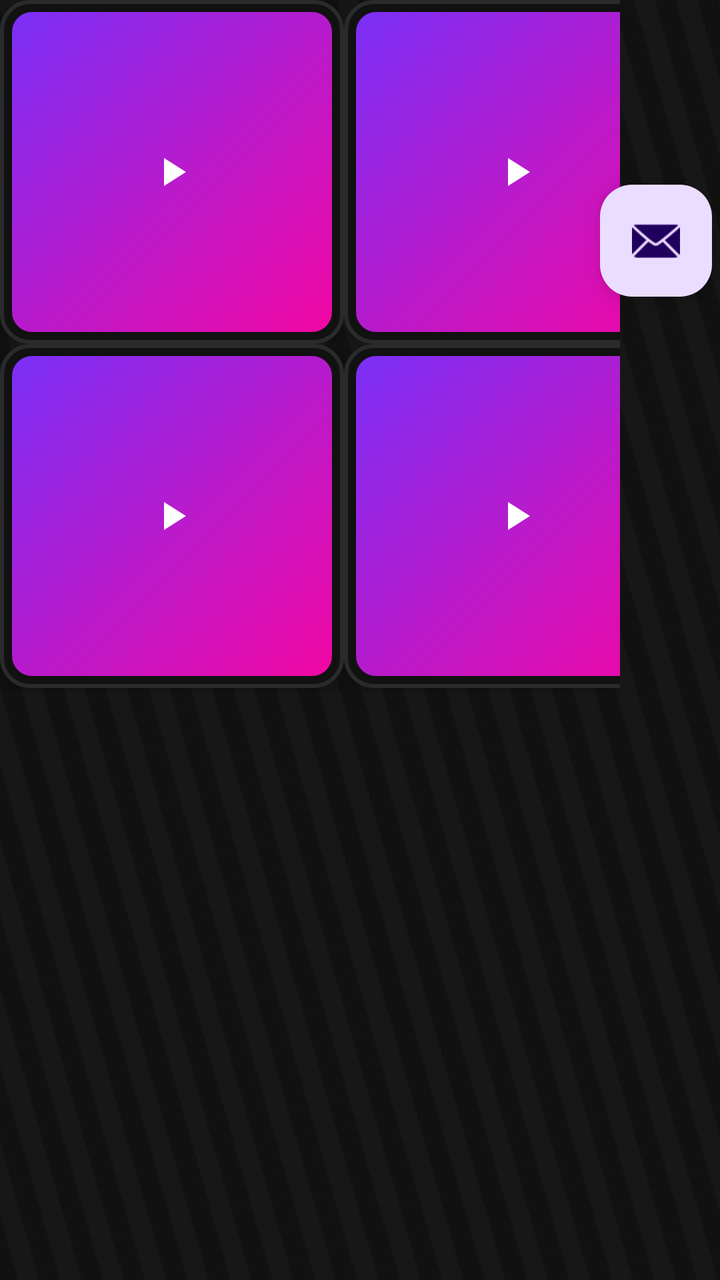
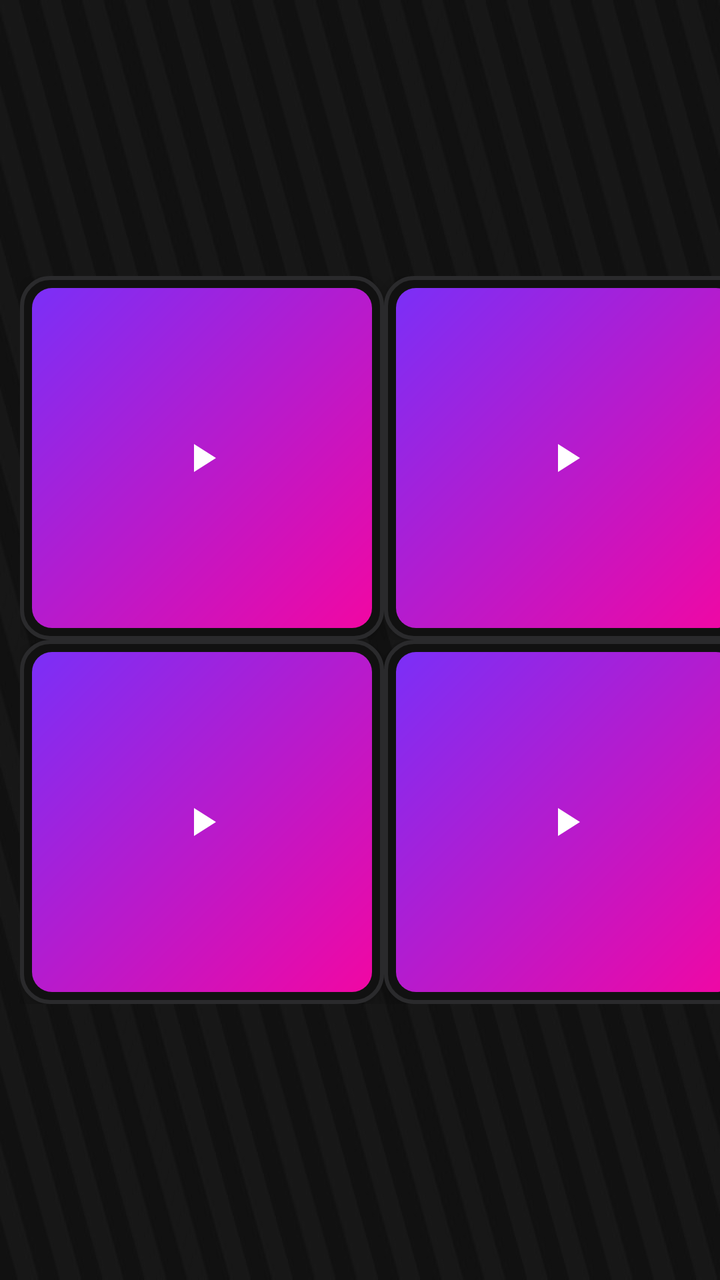

Screens rendered from an Android XML layout before and after an edit, with the pre-edit source and the edit as a unified diff.
<!-- AndroidManifest.xml: activity theme Theme.EchoShowStreamdeck -->
<!-- res/layout/activity_main.xml -->
<?xml version="1.0" encoding="utf-8"?>
<androidx.constraintlayout.widget.ConstraintLayout xmlns:android="http://schemas.android.com/apk/res/android"
    xmlns:app="http://schemas.android.com/apk/res-auto"
    xmlns:tools="http://schemas.android.com/tools"
    android:id="@+id/main"
    android:layout_width="match_parent"
    android:layout_height="match_parent"
    android:fitsSystemWindows="true"
    tools:context=".MainActivity">

    <ImageView
        android:id="@+id/imageView"
        android:layout_width="match_parent"
        android:layout_height="match_parent"
        android:contentDescription="TEST"
        android:scaleType="fitXY"
        app:srcCompat="@drawable/deck_background"
        tools:layout_editor_absoluteX="-43dp"
        tools:layout_editor_absoluteY="-40dp" />

    <com.google.android.material.floatingactionbutton.FloatingActionButton
        android:id="@+id/fab"
        android:layout_width="wrap_content"
        android:layout_height="wrap_content"
        android:layout_marginEnd="4dp"
        android:contentDescription="TEST"
        app:layout_constraintBottom_toBottomOf="parent"
        app:layout_constraintEnd_toEndOf="parent"
        app:layout_constraintTop_toTopOf="parent"
        app:layout_constraintVertical_bias="0.158"
        app:srcCompat="@android:drawable/ic_dialog_email"
        tools:ignore="SpeakableTextPresentCheck" />

    <com.google.android.material.appbar.AppBarLayout
        android:id="@+id/appBarLayout"
        android:layout_width="0dp"
        android:layout_height="wrap_content"
        android:fitsSystemWindows="true"
        app:layout_constraintBottom_toTopOf="parent"
        app:layout_constraintEnd_toEndOf="parent"
        app:layout_constraintStart_toStartOf="parent"
        app:layout_constraintTop_toTopOf="parent" />

    <include
        android:id="@+id/include"
        layout="@layout/content_main"
        android:layout_width="wrap_content"
        android:layout_height="wrap_content"
        app:layout_constraintBottom_toTopOf="parent"
        app:layout_constraintEnd_toStartOf="parent"
        app:layout_constraintStart_toStartOf="parent"
        app:layout_constraintTop_toTopOf="parent" />

    <LinearLayout
        android:layout_width="0dp"
        android:layout_height="0dp"
        android:layout_marginEnd="50dp"
        android:orientation="vertical"
        app:layout_constraintBottom_toBottomOf="parent"
        app:layout_constraintEnd_toEndOf="parent"
        app:layout_constraintHorizontal_bias="1.0"
        app:layout_constraintStart_toStartOf="parent"
        app:layout_constraintTop_toTopOf="parent"
        app:layout_constraintVertical_bias="0.0">

        <LinearLayout
            android:layout_width="match_parent"
            android:layout_height="172dp"
            android:orientation="horizontal">

            <ImageButton
                android:id="@+id/key1"
                android:layout_width="172dp"
                android:layout_height="172dp"
                android:background="@drawable/key_button"
                android:contentDescription="Play"
                android:elevation="6dp"
                android:padding="26dp"
                android:scaleType="centerInside"
                android:src="@drawable/ic_play"
                android:hapticFeedbackEnabled="true"
                app:tint="@android:color/white" />

            <ImageButton
                android:id="@+id/key2"
                android:layout_width="172dp"
                android:layout_height="172dp"
                android:layout_weight="0"
                android:background="@drawable/key_button"
                android:contentDescription="Play"
                android:elevation="6dp"
                android:padding="26dp"
                android:scaleType="centerInside"
                android:src="@drawable/ic_play"
                android:hapticFeedbackEnabled="true"
                app:tint="@android:color/white" />

            <ImageButton
                android:id="@+id/key3"
                android:layout_width="172dp"
                android:layout_height="172dp"
                android:layout_weight="0"
                android:background="@drawable/key_button"
                android:contentDescription="Play"
                android:elevation="6dp"
                android:padding="26dp"
                android:scaleType="centerInside"
                android:src="@drawable/ic_play"
                android:hapticFeedbackEnabled="true"
                app:tint="@android:color/white" />

            <ImageButton
                android:id="@+id/key4"
                android:layout_width="172dp"
                android:layout_height="172dp"
                android:layout_weight="0"
                android:background="@drawable/key_button"
                android:contentDescription="Play"
                android:elevation="6dp"
                android:padding="26dp"
                android:scaleType="centerInside"
                android:src="@drawable/ic_play"
                android:hapticFeedbackEnabled="true"
                app:tint="@android:color/white" />

        </LinearLayout>

        <LinearLayout
            android:layout_width="match_parent"
            android:layout_height="174dp"
            android:orientation="horizontal">

            <ImageButton
                android:id="@+id/key5"
                android:layout_width="172dp"
                android:layout_height="172dp"
                android:layout_weight="0"
                android:background="@drawable/key_button"
                android:contentDescription="Play"
                android:elevation="6dp"
                android:padding="26dp"
                android:scaleType="centerInside"
                android:src="@drawable/ic_play"
                android:hapticFeedbackEnabled="true"
                app:tint="@android:color/white" />

            <ImageButton
                android:id="@+id/key6"
                android:layout_width="172dp"
                android:layout_height="172dp"
                android:layout_weight="0"
                android:background="@drawable/key_button"
                android:contentDescription="Play"
                android:elevation="6dp"
                android:padding="26dp"
                android:scaleType="centerInside"
                android:src="@drawable/ic_play"
                android:hapticFeedbackEnabled="true"
                app:tint="@android:color/white" />

            <ImageButton
                android:id="@+id/key7"
                android:layout_width="172dp"
                android:layout_height="172dp"
                android:layout_weight="0"
                android:background="@drawable/key_button"
                android:contentDescription="Play"
                android:elevation="6dp"
                android:padding="26dp"
                android:scaleType="centerInside"
                android:src="@drawable/ic_play"
                android:hapticFeedbackEnabled="true"
                app:tint="@android:color/white" />

            <ImageButton
                android:id="@+id/key8"
                android:layout_width="172dp"
                android:layout_height="172dp"
                android:layout_weight="0"
                android:background="@drawable/key_button"
                android:contentDescription="Play"
                android:elevation="6dp"
                android:padding="26dp"
                android:scaleType="centerInside"
                android:src="@drawable/ic_play"
                android:hapticFeedbackEnabled="true"
                app:tint="@android:color/white" />
        </LinearLayout>

    </LinearLayout>

</androidx.constraintlayout.widget.ConstraintLayout>
<!-- res/layout/content_main.xml (included above) -->
<?xml version="1.0" encoding="utf-8"?>
<androidx.constraintlayout.widget.ConstraintLayout xmlns:android="http://schemas.android.com/apk/res/android"
    xmlns:app="http://schemas.android.com/apk/res-auto"
    android:layout_width="match_parent"
    android:layout_height="match_parent"
    app:layout_behavior="@string/appbar_scrolling_view_behavior">

    <androidx.fragment.app.FragmentContainerView
        android:id="@+id/nav_host_fragment_content_main"
        android:name="androidx.navigation.fragment.NavHostFragment"
        android:layout_width="0dp"
        android:layout_height="0dp"
        app:defaultNavHost="true"
        app:layout_constraintBottom_toBottomOf="parent"
        app:layout_constraintEnd_toEndOf="parent"
        app:layout_constraintStart_toStartOf="parent"
        app:layout_constraintTop_toTopOf="parent"
        app:navGraph="@navigation/nav_graph" />
</androidx.constraintlayout.widget.ConstraintLayout>
<!-- resources referenced by this layout -->
<resources>
  <!-- drawable deck_background: jpeg bitmap (drawable, 34331 bytes) -->
  <!-- drawable ic_play (drawable) -->
  <vector xmlns:android="http://schemas.android.com/apk/res/android"
      android:width="24dp"
      android:height="24dp"
      android:viewportWidth="24"
      android:viewportHeight="24">
      <path
          android:fillColor="#FFFFFF"
          android:pathData="M8,5v14l11,-7z" />
  </vector>
  <!-- drawable key_button (drawable) -->
  <?xml version="1.0" encoding="utf-8"?>
  <ripple xmlns:android="http://schemas.android.com/apk/res/android"
      android:color="#55FFFFFF">
  
      <item>
          <layer-list>
              
              <item>
                  <shape android:shape="rectangle">
                      <solid android:color="#111111" />
                      <corners android:radius="14dp" />
                      <stroke android:width="2dp" android:color="#2A2A2C" />
                  </shape>
              </item>
              
              <item
                  android:left="6dp"
                  android:top="6dp"
                  android:right="6dp"
                  android:bottom="6dp">
                  <shape android:shape="rectangle">
                      <gradient
                          android:startColor="#7B2FF7"
                          android:endColor="#F107A3"
                          android:angle="315" />
                      <corners android:radius="10dp" />
                  </shape>
              </item>
          </layer-list>
      </item>
  
      
      <item android:id="@android:id/mask">
          <shape android:shape="rectangle">
              <solid android:color="#FFFFFF" />
              <corners android:radius="14dp" />
          </shape>
      </item>
  </ripple>
  <style name="Theme.EchoShowStreamdeck" parent="Base.Theme.EchoShowStreamdeck" />
  <style name="Base.Theme.EchoShowStreamdeck" parent="Theme.Material3.DayNight.NoActionBar">
          
          
      </style>
</resources>

<!-- the commit's change to res/layout/activity_main.xml (unified diff, before → after) -->
@@ -18,19 +18,6 @@
         tools:layout_editor_absoluteX="-43dp"
         tools:layout_editor_absoluteY="-40dp" />
 
-    <com.google.android.material.floatingactionbutton.FloatingActionButton
-        android:id="@+id/fab"
-        android:layout_width="wrap_content"
-        android:layout_height="wrap_content"
-        android:layout_marginEnd="4dp"
-        android:contentDescription="TEST"
-        app:layout_constraintBottom_toBottomOf="parent"
-        app:layout_constraintEnd_toEndOf="parent"
-        app:layout_constraintTop_toTopOf="parent"
-        app:layout_constraintVertical_bias="0.158"
-        app:srcCompat="@android:drawable/ic_dialog_email"
-        tools:ignore="SpeakableTextPresentCheck" />
-
     <com.google.android.material.appbar.AppBarLayout
         android:id="@+id/appBarLayout"
         android:layout_width="0dp"
@@ -52,141 +39,201 @@
         app:layout_constraintTop_toTopOf="parent" />
 
     <LinearLayout
+        android:id="@+id/linearLayout"
+        android:layout_width="wrap_content"
+        android:layout_height="wrap_content"
+        android:layout_marginStart="10dp"
+        android:orientation="vertical"
+        app:layout_constraintBottom_toBottomOf="@+id/imageView"
+        app:layout_constraintEnd_toEndOf="parent"
+        app:layout_constraintHorizontal_bias="0.0"
+        app:layout_constraintStart_toStartOf="parent"
+        app:layout_constraintTop_toTopOf="parent">
+
+        <LinearLayout
+            android:layout_width="match_parent"
+            android:layout_height="wrap_content"
+            android:orientation="horizontal">
+
+            <ImageButton
+                android:id="@+id/layout_1_button_1"
+                android:layout_width="182dp"
+                android:layout_height="182dp"
+                android:background="@drawable/key_button"
+                android:contentDescription="Play"
+                android:elevation="6dp"
+                android:hapticFeedbackEnabled="true"
+                android:padding="26dp"
+                android:scaleType="centerInside"
+                android:src="@drawable/ic_play"
+                app:tint="@android:color/white" />
+
+            <ImageButton
+                android:id="@+id/layout_1_button_2"
+                android:layout_width="182dp"
+                android:layout_height="182dp"
+                android:layout_weight="0"
+                android:background="@drawable/key_button"
+                android:contentDescription="Play"
+                android:elevation="6dp"
+                android:hapticFeedbackEnabled="true"
+                android:padding="26dp"
+                android:scaleType="centerInside"
+                android:src="@drawable/ic_play"
+                app:tint="@android:color/white" />
+
+            <ImageButton
+                android:id="@+id/layout_1_button_3"
+                android:layout_width="182dp"
+                android:layout_height="182dp"
+                android:layout_weight="0"
+                android:background="@drawable/key_button"
+                android:contentDescription="Play"
+                android:elevation="6dp"
+                android:hapticFeedbackEnabled="true"
+                android:padding="26dp"
+                android:scaleType="centerInside"
+                android:src="@drawable/ic_play"
+                app:tint="@android:color/white" />
+
+            <ImageButton
+                android:id="@+id/layout_1_button_4"
+                android:layout_width="182dp"
+                android:layout_height="182dp"
+                android:layout_weight="0"
+                android:background="@drawable/key_button"
+                android:contentDescription="Play"
+                android:elevation="6dp"
+                android:hapticFeedbackEnabled="true"
+                android:padding="26dp"
+                android:scaleType="centerInside"
+                android:src="@drawable/ic_play"
+                app:tint="@android:color/white" />
+
+        </LinearLayout>
+
+        <LinearLayout
+            android:layout_width="match_parent"
+            android:layout_height="wrap_content"
+            android:orientation="horizontal">
+
+            <ImageButton
+                android:id="@+id/layout_1_button_5"
+                android:layout_width="182dp"
+                android:layout_height="182dp"
+                android:layout_weight="0"
+                android:background="@drawable/key_button"
+                android:contentDescription="Play"
+                android:elevation="6dp"
+                android:hapticFeedbackEnabled="true"
+                android:padding="26dp"
+                android:scaleType="centerInside"
+                android:src="@drawable/ic_play"
+                app:tint="@android:color/white" />
+
+            <ImageButton
+                android:id="@+id/layout_1_button_6"
+                android:layout_width="182dp"
+                android:layout_height="182dp"
+                android:layout_weight="0"
+                android:background="@drawable/key_button"
+                android:contentDescription="Play"
+                android:elevation="6dp"
+                android:hapticFeedbackEnabled="true"
+                android:padding="26dp"
+                android:scaleType="centerInside"
+                android:src="@drawable/ic_play"
+                app:tint="@android:color/white" />
+
+            <ImageButton
+                android:id="@+id/layout_1_button_7"
+                android:layout_width="182dp"
+                android:layout_height="182dp"
+                android:layout_weight="0"
+                android:background="@drawable/key_button"
+                android:contentDescription="Play"
+                android:elevation="6dp"
+                android:hapticFeedbackEnabled="true"
+                android:padding="26dp"
+                android:scaleType="centerInside"
+                android:src="@drawable/ic_play"
+                app:tint="@android:color/white" />
+
+            <ImageButton
+                android:id="@+id/layout_1_button_8"
+                android:layout_width="182dp"
+                android:layout_height="182dp"
+                android:layout_weight="0"
+                android:background="@drawable/key_button"
+                android:contentDescription="Play"
+                android:elevation="6dp"
+                android:hapticFeedbackEnabled="true"
+                android:padding="26dp"
+                android:scaleType="centerInside"
+                android:src="@drawable/ic_play"
+                app:tint="@android:color/white" />
+        </LinearLayout>
+
+    </LinearLayout>
+
+    <LinearLayout
         android:layout_width="0dp"
         android:layout_height="0dp"
-        android:layout_marginEnd="50dp"
+        android:layout_marginEnd="10dp"
         android:orientation="vertical"
-        app:layout_constraintBottom_toBottomOf="parent"
-        app:layout_constraintEnd_toEndOf="parent"
-        app:layout_constraintHorizontal_bias="1.0"
-        app:layout_constraintStart_toStartOf="parent"
-        app:layout_constraintTop_toTopOf="parent"
-        app:layout_constraintVertical_bias="0.0">
-
-        <LinearLayout
-            android:layout_width="match_parent"
-            android:layout_height="172dp"
-            android:orientation="horizontal">
-
-            <ImageButton
-                android:id="@+id/key1"
-                android:layout_width="172dp"
-                android:layout_height="172dp"
-                android:background="@drawable/key_button"
-                android:contentDescription="Play"
-                android:elevation="6dp"
-                android:padding="26dp"
-                android:scaleType="centerInside"
-                android:src="@drawable/ic_play"
-                android:hapticFeedbackEnabled="true"
-                app:tint="@android:color/white" />
-
-            <ImageButton
-                android:id="@+id/key2"
-                android:layout_width="172dp"
-                android:layout_height="172dp"
-                android:layout_weight="0"
-                android:background="@drawable/key_button"
-                android:contentDescription="Play"
-                android:elevation="6dp"
-                android:padding="26dp"
-                android:scaleType="centerInside"
-                android:src="@drawable/ic_play"
-                android:hapticFeedbackEnabled="true"
-                app:tint="@android:color/white" />
-
-            <ImageButton
-                android:id="@+id/key3"
-                android:layout_width="172dp"
-                android:layout_height="172dp"
-                android:layout_weight="0"
-                android:background="@drawable/key_button"
-                android:contentDescription="Play"
-                android:elevation="6dp"
-                android:padding="26dp"
-                android:scaleType="centerInside"
-                android:src="@drawable/ic_play"
-                android:hapticFeedbackEnabled="true"
-                app:tint="@android:color/white" />
-
-            <ImageButton
-                android:id="@+id/key4"
-                android:layout_width="172dp"
-                android:layout_height="172dp"
-                android:layout_weight="0"
-                android:background="@drawable/key_button"
-                android:contentDescription="Play"
-                android:elevation="6dp"
-                android:padding="26dp"
-                android:scaleType="centerInside"
-                android:src="@drawable/ic_play"
-                android:hapticFeedbackEnabled="true"
-                app:tint="@android:color/white" />
-
-        </LinearLayout>
-
-        <LinearLayout
-            android:layout_width="match_parent"
-            android:layout_height="174dp"
-            android:orientation="horizontal">
-
-            <ImageButton
-                android:id="@+id/key5"
-                android:layout_width="172dp"
-                android:layout_height="172dp"
-                android:layout_weight="0"
-                android:background="@drawable/key_button"
-                android:contentDescription="Play"
-                android:elevation="6dp"
-                android:padding="26dp"
-                android:scaleType="centerInside"
-                android:src="@drawable/ic_play"
-                android:hapticFeedbackEnabled="true"
-                app:tint="@android:color/white" />
-
-            <ImageButton
-                android:id="@+id/key6"
-                android:layout_width="172dp"
-                android:layout_height="172dp"
-                android:layout_weight="0"
-                android:background="@drawable/key_button"
-                android:contentDescription="Play"
-                android:elevation="6dp"
-                android:padding="26dp"
-                android:scaleType="centerInside"
-                android:src="@drawable/ic_play"
-                android:hapticFeedbackEnabled="true"
-                app:tint="@android:color/white" />
-
-            <ImageButton
-                android:id="@+id/key7"
-                android:layout_width="172dp"
-                android:layout_height="172dp"
-                android:layout_weight="0"
-                android:background="@drawable/key_button"
-                android:contentDescription="Play"
-                android:elevation="6dp"
-                android:padding="26dp"
-                android:scaleType="centerInside"
-                android:src="@drawable/ic_play"
-                android:hapticFeedbackEnabled="true"
-                app:tint="@android:color/white" />
-
-            <ImageButton
-                android:id="@+id/key8"
-                android:layout_width="172dp"
-                android:layout_height="172dp"
-                android:layout_weight="0"
-                android:background="@drawable/key_button"
-                android:contentDescription="Play"
-                android:elevation="6dp"
-                android:padding="26dp"
-                android:scaleType="centerInside"
-                android:src="@drawable/ic_play"
-                android:hapticFeedbackEnabled="true"
-                app:tint="@android:color/white" />
-        </LinearLayout>
-
+        app:layout_constraintBottom_toBottomOf="@+id/linearLayout"
+        app:layout_constraintEnd_toEndOf="parent"
+        app:layout_constraintHorizontal_bias="0.0"
+        app:layout_constraintStart_toEndOf="@+id/linearLayout"
+        app:layout_constraintTop_toTopOf="@+id/linearLayout"
+        tools:visibility="visible">
+
+        <ImageButton
+            android:id="@+id/layout_1_button_9"
+            android:layout_width="match_parent"
+            android:layout_height="wrap_content"
+            android:layout_weight="1"
+            android:background="@drawable/key_button"
+            android:backgroundTint="#03A9F4"
+            android:contentDescription="Play"
+            android:elevation="6dp"
+            android:hapticFeedbackEnabled="true"
+            android:padding="0dp"
+            android:scaleType="centerInside"
+            android:src="@drawable/ic_play"
+            app:tint="@android:color/white" />
+
+        <ImageButton
+            android:id="@+id/layout_1_button_10"
+            android:layout_width="match_parent"
+            android:layout_height="wrap_content"
+            android:layout_weight="1"
+            android:background="@drawable/key_button"
+            android:backgroundTint="#03A9F4"
+            android:contentDescription="Play"
+            android:elevation="6dp"
+            android:hapticFeedbackEnabled="true"
+            android:padding="0dp"
+            android:scaleType="centerInside"
+            android:src="@drawable/ic_play"
+            app:tint="@android:color/white" />
+
+        <ImageButton
+            android:id="@+id/layout_1_button_11"
+            android:layout_width="match_parent"
+            android:layout_height="wrap_content"
+            android:layout_weight="1"
+            android:background="@drawable/key_button"
+            android:backgroundTint="#03A9F4"
+            android:contentDescription="Play"
+            android:elevation="6dp"
+            android:hapticFeedbackEnabled="true"
+            android:padding="0dp"
+            android:scaleType="centerInside"
+            android:src="@drawable/ic_play"
+            android:visibility="visible"
+            app:tint="@android:color/white"
+            tools:visibility="visible" />
     </LinearLayout>
 
 </androidx.constraintlayout.widget.ConstraintLayout>
